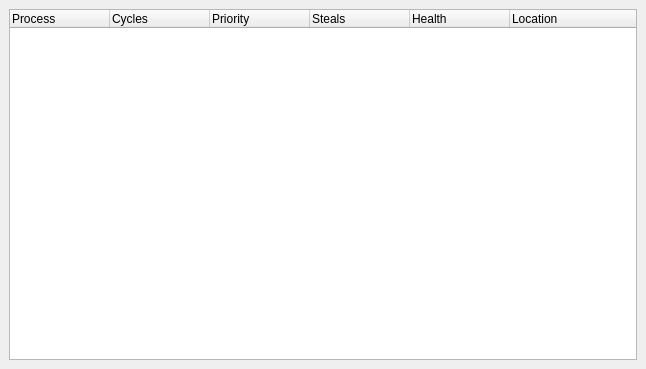
The window that xkill-gui/ScoreMenu.ui (ensq/xkill-resources) describes before a commit, drawn with Qt 5.
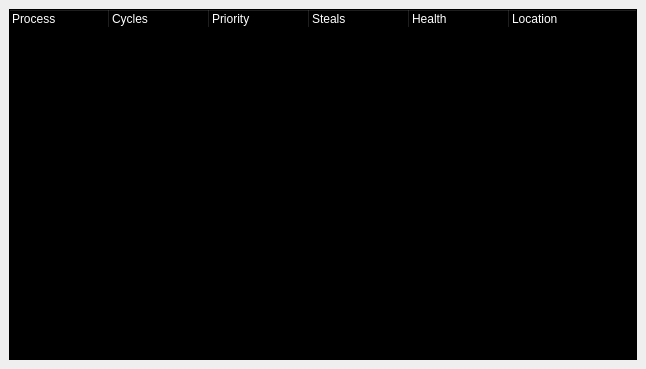
The same window after the commit.

```diff
--- a/xkill-gui/ScoreMenu.ui
+++ b/xkill-gui/ScoreMenu.ui
@@ -23,6 +23,19 @@
       <property name="focusPolicy">
        <enum>Qt::NoFocus</enum>
       </property>
+      <property name="styleSheet">
+       <string notr="true">QWidget
+{
+	color: #fff;
+	background-color: #000;
+}
+
+QHeaderView::section 
+{
+     background: black;
+ }
+</string>
+      </property>
       <property name="rootIsDecorated">
        <bool>true</bool>
       </property>
```
